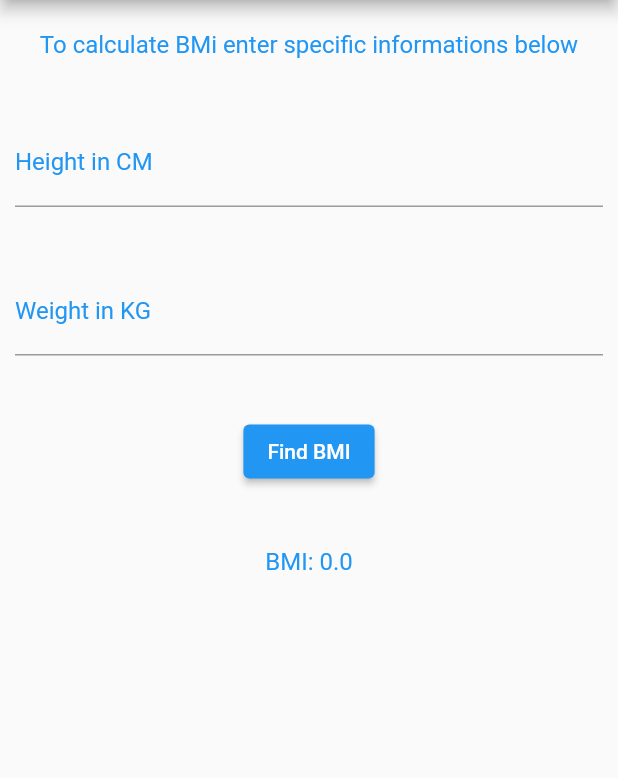
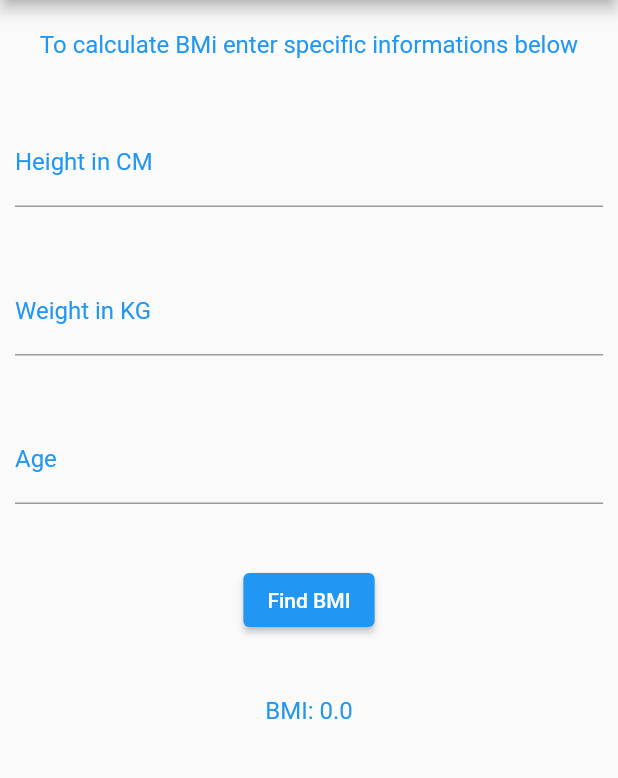
Before and after one commit to SyabAhmad/BMI_Calculator_Flutter, a Flutter app: the screen it shows after launch, after a tap on "Find BMI", on a phone screen of 412 x 824 dp, the part 84-862 px from its top. Run offline on Flutter 3.47's test engine with Material 2 defaults, Android fonts, the phone set to English and light mode, and no system bars.

Commit message:
updated an completed

```diff
--- a/lib/main.dart
+++ b/lib/main.dart
@@ -14,11 +14,12 @@ class _BMI_Calulator extends State<MyApp>{
 
   _findBMINow()
   {
-    int height = int.parse(heightValue.text);
+    double height = double.parse(heightValue.text);
     int weight = int.parse(weightVlaue.text);
-    //int age = int.parse(ageValue.text);
+    height /= 100.0;
     setState(() {
-      _BMI_Calulate = weight/(height * height);
+      _BMI_Calulate = weight/(height*height);
+      _BMI_Calulate=double.parse(_BMI_Calulate.toStringAsFixed(2));
     });
   }
   @override
@@ -67,17 +68,17 @@ class _BMI_Calulator extends State<MyApp>{
                 ),
               ),
             ),
-            // Padding(
-            //   padding: EdgeInsets.symmetric(vertical:20,horizontal:10),
-            //   child: TextField(
-            //     decoration: InputDecoration(
-            //       label: Text("Age",
-            //         style: TextStyle(
-            //             color: Colors.blue
-            //         ),),
-            //     ),
-            //   ),
-            // ),
+            Padding(
+              padding: EdgeInsets.symmetric(vertical:20,horizontal:10),
+              child: TextField(
+                decoration: InputDecoration(
+                  label: Text("Age",
+                    style: TextStyle(
+                        color: Colors.blue
+                    ),),
+                ),
+              ),
+            ),
             Padding(
                 padding: EdgeInsets.symmetric(vertical:20, horizontal:10),
                 child: ElevatedButton(
```
